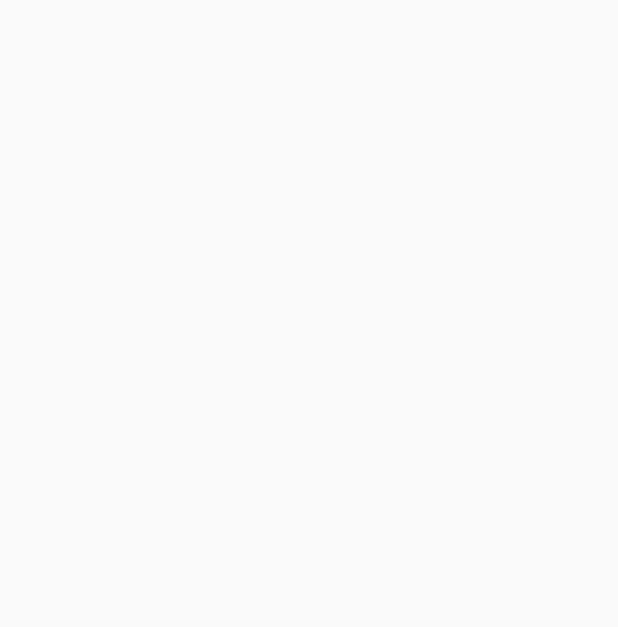
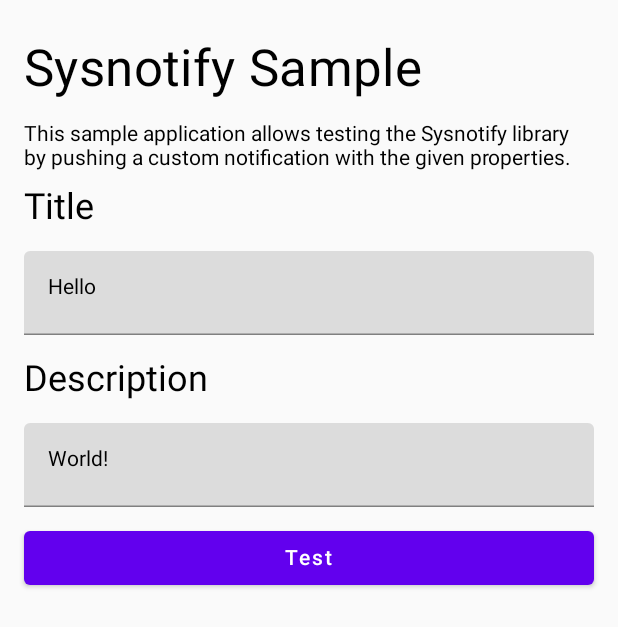
Before and after one commit to connect2x-de/sysnotify, an Android app built with Jetpack Compose: the screen it shows after launch (MainActivity), on a phone screen of 412 x 824 dp. Before the commit the part shown is empty. Shown: the top 627 px of the screen. Run offline under Robolectric (Android 15) with nearby library versions, the phone set to English and light mode, and no system bars; libraries missing offline, so code that uses them is left out: com.benasher44.uuid; 1 statement that could not run was skipped.

Commit message:
Bump minSdk version for Android build to 28, implement notification handlers for Android and iOS in sample app

```diff
--- a/sysnotify-sample/build.gradle.kts
+++ b/sysnotify-sample/build.gradle.kts
@@ -42,6 +42,7 @@ kotlin {
             implementation(compose.ui)
             implementation(compose.components.resources)
             implementation(compose.components.uiToolingPreview)
+            implementation(project(":sysnotify"))
         }
     }
 }
@@ -56,7 +57,7 @@ android {
 
     defaultConfig {
         applicationId = "de.connect2x.sysnotify.sample"
-        minSdk = 24
+        minSdk = 28
         targetSdk = 34
         versionCode = 1
         versionName = "1.0"
--- a/sysnotify-sample/src/androidMain/kotlin/de/connect2x/sysnotify/sample/MainActivity.kt
+++ b/sysnotify-sample/src/androidMain/kotlin/de/connect2x/sysnotify/sample/MainActivity.kt
@@ -18,10 +18,20 @@ package de.connect2x.sysnotify.sample
 import android.os.Bundle
 import androidx.activity.ComponentActivity
 import androidx.activity.compose.setContent
+import de.connect2x.sysnotify.NotificationHandler
+import de.connect2x.sysnotify.create
 
 class MainActivity : ComponentActivity() {
+    private lateinit var notificationHandler: NotificationHandler
+
     override fun onCreate(savedInstanceState: Bundle?) {
         super.onCreate(savedInstanceState)
-        setContent { App() }
+        notificationHandler = NotificationHandler.create("sysnotify-sample") { this }
+        setContent { App(notificationHandler) }
+    }
+
+    override fun onDestroy() {
+        super.onDestroy()
+        notificationHandler.close()
     }
 }
--- a/sysnotify-sample/src/commonMain/kotlin/de/connect2x/sysnotify/sample/App.kt
+++ b/sysnotify-sample/src/commonMain/kotlin/de/connect2x/sysnotify/sample/App.kt
@@ -15,9 +15,73 @@
 
 package de.connect2x.sysnotify.sample
 
+import androidx.compose.foundation.layout.Box
+import androidx.compose.foundation.layout.Column
+import androidx.compose.foundation.layout.Row
+import androidx.compose.foundation.layout.fillMaxSize
+import androidx.compose.foundation.layout.padding
+import androidx.compose.material.Button
+import androidx.compose.material.MaterialTheme
+import androidx.compose.material.Text
+import androidx.compose.material.TextField
 import androidx.compose.runtime.Composable
+import androidx.compose.runtime.getValue
+import androidx.compose.runtime.mutableStateOf
+import androidx.compose.runtime.remember
+import androidx.compose.runtime.setValue
+import androidx.compose.ui.Modifier
+import androidx.compose.ui.unit.dp
+import de.connect2x.sysnotify.NotificationHandler
 
 @Composable
-fun App() {
+fun App(notificationHandler: NotificationHandler) {
+    var title by remember { mutableStateOf("Hello") }
+    var description by remember { mutableStateOf("World!") }
 
+    Box(modifier = Modifier.fillMaxSize().padding(16.dp)) {
+        Column {
+            Text(
+                text = "Sysnotify Sample",
+                style = MaterialTheme.typography.h4,
+                modifier = Modifier.padding(vertical = 10.dp)
+            )
+            Text(
+                text = "This sample application allows testing the Sysnotify library by pushing a custom notification with the given properties.",
+                modifier = Modifier.padding(vertical = 5.dp)
+            )
+            // Title
+            Text(
+                text = "Title",
+                modifier = Modifier.padding(vertical = 5.dp),
+                style = MaterialTheme.typography.h5,
+            )
+            Row {
+                TextField(
+                    value = title,
+                    onValueChange = { title = it },
+                    modifier = Modifier.weight(1F).padding(vertical = 10.dp)
+                )
+            }
+            // Description
+            Text(
+                text = "Description",
+                modifier = Modifier.padding(vertical = 5.dp),
+                style = MaterialTheme.typography.h5,
+            )
+            Row {
+                TextField(
+                    value = description,
+                    onValueChange = { description = it },
+                    modifier = Modifier.weight(1F).padding(vertical = 10.dp)
+                )
+            }
+            // TODO: implement icon (and somehow action?)
+            Row {
+                Button(
+                    onClick = {},
+                    modifier = Modifier.weight(1F)
+                ) { Text("Test") }
+            }
+        }
+    }
 }
```
Also changed, not shown: sysnotify/src/androidMain/kotlin/de/connect2x/sysnotify/SysNotify.android.kt (+9 -11 lines), 1 other file.
